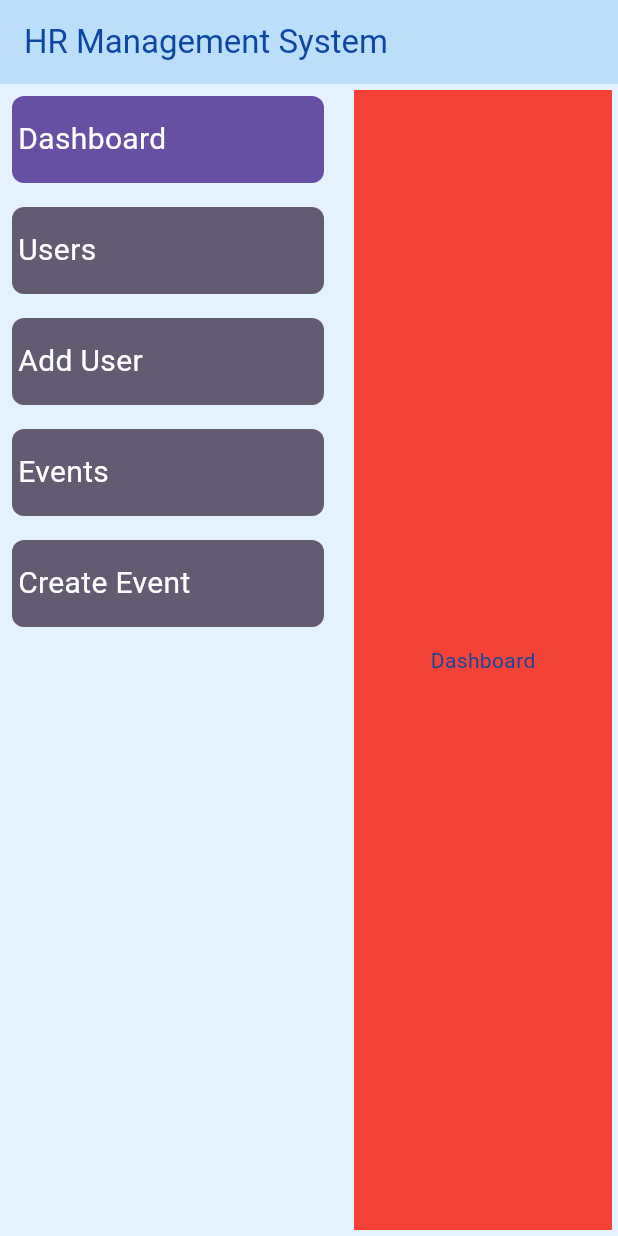
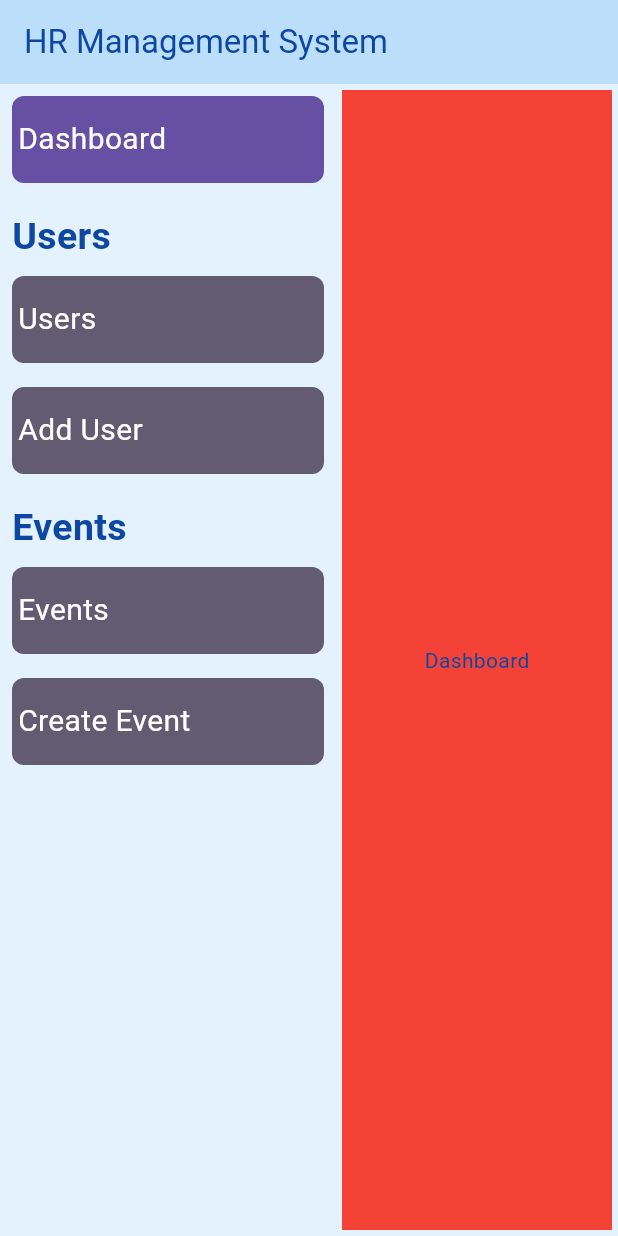
Before and after one commit to DanielBenAvi/hr_army, a Flutter app: the screen it shows after launch, on a phone screen of 412 x 824 dp. Run offline on Flutter 3.47's test engine with Material 3 defaults, Android fonts, the phone set to English and light mode, and no system bars; missing offline and left inert: random_name_generator.

Commit message:
fix routing

```diff
--- a/lib/components/nav_button.dart
+++ b/lib/components/nav_button.dart
@@ -58,3 +58,17 @@ class _NavigationButtonState extends State<NavigationButton> {
     );
   }
 }
+
+Color getSelctedColor(
+    BuildContext context, String routeName, String selectedRoute) {
+  return selectedRoute == routeName
+      ? Theme.of(context).colorScheme.primary
+      : Theme.of(context).colorScheme.secondary;
+}
+
+Color getSelctedTextColor(
+    BuildContext context, String routeName, String selectedRoute) {
+  return selectedRoute == routeName
+      ? Theme.of(context).colorScheme.onPrimary
+      : Theme.of(context).colorScheme.onSecondary;
+}
--- /dev/null
+++ b/lib/components/nav_title.dart
@@ -0,0 +1,29 @@
+import 'package:flutter/material.dart';
+import 'package:hr_army/themes.dart';
+
+class NavigationTitle extends StatelessWidget {
+  const NavigationTitle({super.key, required this.title});
+
+  final String title;
+
+  @override
+  Widget build(BuildContext context) {
+    return Column(
+      mainAxisAlignment: MainAxisAlignment.start,
+      crossAxisAlignment: CrossAxisAlignment.start,
+      children: [
+        const SizedBox(height: 10),
+        Padding(
+          padding: GlobalThemeData.globalHorizontalPadding,
+          child: Text(
+            title,
+            style: const TextStyle(
+              fontSize: 25,
+              fontWeight: FontWeight.bold,
+            ),
+          ),
+        ),
+      ],
+    );
+  }
+}
--- a/lib/model/user.dart
+++ b/lib/model/user.dart
@@ -39,7 +39,6 @@ class UserEvent {
   final User _user;
   final String _startDate;
 
-
   UserEvent(this._user, this._startDate) : _id = _user._id;
 
   @override
@@ -47,7 +46,7 @@ class UserEvent {
     return "UserEvent: {id: $_id, user: $_user, startDate: $_startDate}";
   }
 
-  String get ID => _id;
+  String get id => _id;
   User get user => _user;
   String get startDate => _startDate;
 }
--- a/lib/screens/homepage.dart
+++ b/lib/screens/homepage.dart
@@ -1,5 +1,6 @@
 import 'package:flutter/material.dart';
 import 'package:hr_army/components/nav_button.dart';
+import 'package:hr_army/components/nav_title.dart';
 import 'package:hr_army/model/model.dart';
 import 'package:hr_army/screens/pages/add_user.dart';
 import 'package:hr_army/screens/pages/create_event.dart';
@@ -40,28 +41,52 @@ class _HomepageState extends State<Homepage> {
             children: [
               Column(
                 mainAxisAlignment: MainAxisAlignment.start,
-                crossAxisAlignment: CrossAxisAlignment.center,
+                crossAxisAlignment: CrossAxisAlignment.start,
                 children: [
-                  for (var route in _routesWidgetMap.keys)
-                    NavigationButton(
-                      routeName: route,
-                      onPressed: () => _navigateTo(route),
-                      backgroundColor: _selectedRoute == route
-                          ? Theme.of(context).colorScheme.primary
-                          : Theme.of(context).colorScheme.secondary,
-                      textColor: _selectedRoute == route
-                          ? Theme.of(context).colorScheme.onPrimary
-                          : Theme.of(context).colorScheme.onSecondary,
-                    ),
+                  NavigationButton(
+                    routeName: "Dashboard",
+                    onPressed: () =>
+                        _navigateTo('Dashboard'), // Navigate to Dashboard
+                    backgroundColor:
+                        getSelctedColor(context, 'Dashboard', _selectedRoute),
+                    textColor: getSelctedTextColor(
+                        context, 'Dashboard', _selectedRoute),
+                  ),
+                  const NavigationTitle(title: 'Users'),
+                  NavigationButton(
+                    routeName: "Users",
+                    onPressed: () => _navigateTo('Users'),
+                    backgroundColor:
+                        getSelctedColor(context, 'Users', _selectedRoute),
+                    textColor:
+                        getSelctedTextColor(context, 'Users', _selectedRoute),
+                  ),
+                  NavigationButton(
+                    routeName: "Add User",
+                    onPressed: () => _navigateTo('Add User'),
+                    backgroundColor:
+                        getSelctedColor(context, 'Add User', _selectedRoute),
+                    textColor: getSelctedTextColor(
+                        context, 'Add User', _selectedRoute),
+                  ),
+                  const NavigationTitle(title: 'Events'),
+                  NavigationButton(
+                    routeName: "Events",
+                    onPressed: () => _navigateTo('Events'),
+                    backgroundColor:
+                        getSelctedColor(context, 'Events', _selectedRoute),
+                    textColor:
+                        getSelctedTextColor(context, 'Events', _selectedRoute),
+                  ),
+                  NavigationButton(
+                    routeName: "Create Event",
+                    onPressed: () => _navigateTo('Create Event'),
+                    backgroundColor: getSelctedColor(
+                        context, 'Create Event', _selectedRoute),
+                    textColor: getSelctedTextColor(
+                        context, 'Create Event', _selectedRoute),
+                  ),
                 ],
-              ),
-              Padding(
-                padding: GlobalThemeData.globalPadding,
-                child: Divider(
-                  color: Theme.of(context).colorScheme.onSurface,
-                  thickness: 3,
-                  height: 100,
-                ),
               ),
 
               // Display the selected route
--- a/lib/screens/pages/event_data.dart
+++ b/lib/screens/pages/event_data.dart
@@ -35,7 +35,7 @@ class EventData extends StatelessWidget {
                 rows: event.participants.map((e) {
                   return DataRow(
                     cells: [
-                      DataCell(Text(e.ID)),
+                      DataCell(Text(e.id)),
                       DataCell(Text(e.user.firstName)),
                       DataCell(Text(e.user.lastName)),
                     ],
--- a/lib/screens/pages/events.dart
+++ b/lib/screens/pages/events.dart
@@ -27,7 +27,8 @@ class _EventsState extends State<Events> {
               children: [
                 const Text('Choose Event'),
                 const SizedBox(width: 10),
-                DropdownButton(
+                value.events.isEmpty
+                    ? DropdownButton(
                         value: eventIndex,
                         items: value.events.map((e) {
                           return DropdownMenuItem(
@@ -40,13 +41,16 @@ class _EventsState extends State<Events> {
                             eventIndex = value;
                           }
                         },
-                ),
+                      )
+                    : const Text('No events available'),
               ],
             ),
           ),
 
           // This is the EventData widget
-          EventData(eventIndex: eventIndex),
+          value.events.isEmpty
+              ? const Text('No events available')
+              : EventData(eventIndex: eventIndex),
         ],
       ),
     );
--- a/lib/themes.dart
+++ b/lib/themes.dart
@@ -46,5 +46,9 @@ class GlobalThemeData {
 
   static BorderRadius borderRadius = BorderRadius.circular(8);
   static const EdgeInsets globalPadding = EdgeInsets.all(4.0);
+  static const EdgeInsets globalHorizontalPadding =
+      EdgeInsets.symmetric(horizontal: 8.0);
+  static const EdgeInsets globalVerticalPadding =
+      EdgeInsets.symmetric(vertical: 8.0);
   static const EdgeInsets globalMargin = EdgeInsets.all(8.0);
 }
```
Also changed, not shown: 1 other file. Lines whose indentation alone changed are shown as unchanged.
